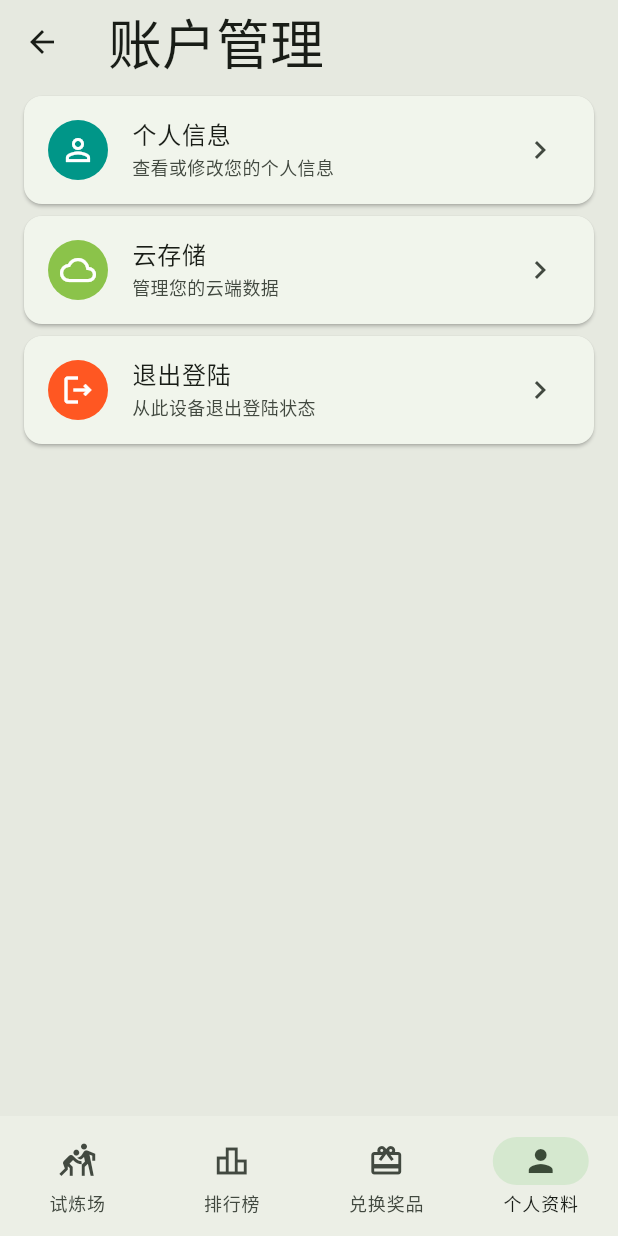
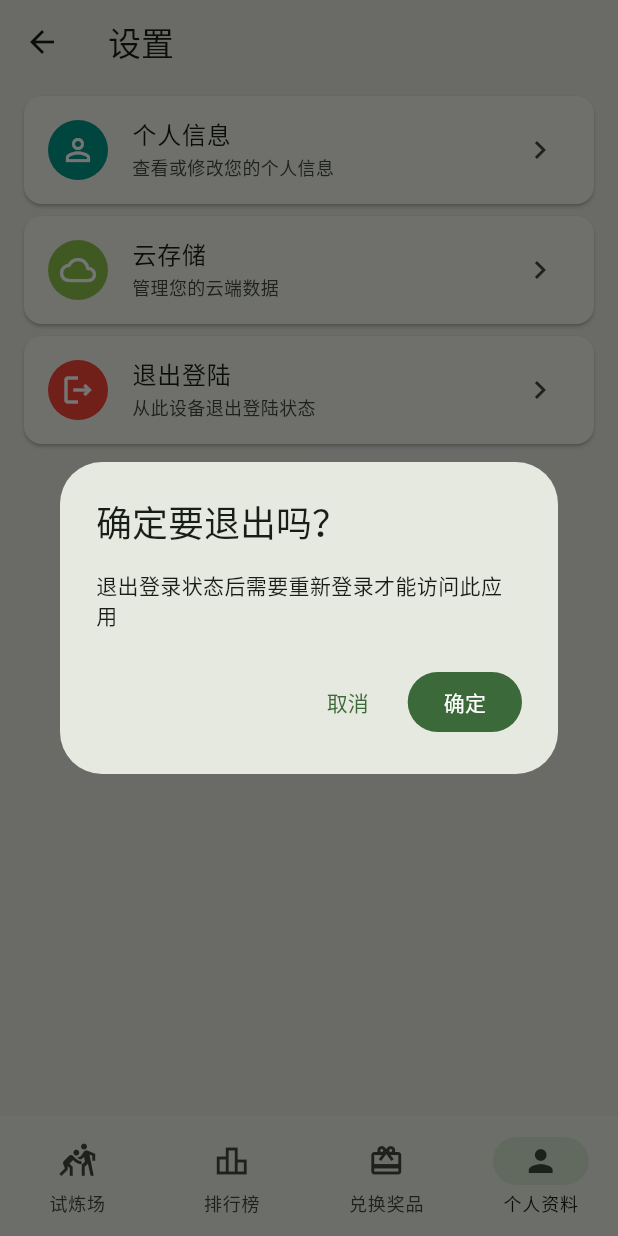
Before and after one commit to k2ane/exam_master-flutter, a Flutter app: the SettingsTemplate screen opened by its route, after a tap on "退出登陆", on a phone screen of 412 x 824 dp. Run offline on Flutter 3.47's test engine with Material 3 defaults, Android fonts, the phone set to English and light mode, and no system bars; our stand-ins replace dio, flutter_easyloading, flutter_riverpod, flutter_secure_storage, flutter_svg, go_router; accounts and stored records are empty; network calls fail.

Commit message:
Refactor profile and settings UI, add user name support
Replaces profile and settings card widgets with a reusable ProfileSettingCardWidget, updates user info to display user name, and adds user name storage in secure storage. Adds new permissions to AndroidManifest, updates API base URL, and introduces login state check logic. Removes unused FunctionCardWidget and cleans up related UI code.

```diff
--- a/lib/router.dart
+++ b/lib/router.dart
@@ -1,6 +1,7 @@
-import 'dart:async';
-
 import 'package:exam_master_flutter/providers/auth_state_provider.dart';
+import 'package:exam_master_flutter/providers/http_cilent_provider.dart';
+import 'package:exam_master_flutter/providers/secure_storage_provider.dart';
+import 'package:exam_master_flutter/respositorys/auth_repository.dart';
 import 'package:exam_master_flutter/views/arena_view.dart';
 import 'package:exam_master_flutter/views/dashboard_view.dart';
 import 'package:exam_master_flutter/views/exam/sequential_exam_view.dart';
@@ -21,7 +22,7 @@ final routerProvider = Provider<GoRouter>((ref) {
   final authNotifier = AuthListener(ref);
   return GoRouter(
     debugLogDiagnostics: true, // 调试模式下显示路由状态
-    initialLocation: '/login', // 默认路由页面
+    initialLocation: '/', // 默认路由页面
     refreshListenable: authNotifier,
     redirect: (context, state) {
       // 获取全局登陆状态
@@ -95,9 +96,9 @@ final routerProvider = Provider<GoRouter>((ref) {
                 builder: (context, state) => const ProfileView(),
                 routes: [
                   GoRoute(
-                    path: '/account',
+                    path: '/settings',
                     builder: (context, state) =>
-                        const SettingsTemplate(pageTitle: '账户管理'),
+                        const SettingsTemplate(pageTitle: '设置'),
                   ),
                   GoRoute(
                     path: '/license',
@@ -121,7 +122,7 @@ final routerProvider = Provider<GoRouter>((ref) {
 
 class AuthListener extends ChangeNotifier {
   AuthListener(Ref ref) {
-    // 🔥 核心：在这里使用 ref.listen 监听 authStateProvider
+    // 在这里使用 ref.listen 监听 authStateProvider
     // 每当 authStateProvider 状态发生变化时，调用 notifyListeners()
     ref.listen<AsyncValue<bool>>(authStateProvider, (previous, next) {
       notifyListeners();
--- a/lib/views/auth/login_view.dart
+++ b/lib/views/auth/login_view.dart
@@ -52,7 +52,9 @@ class _LoginView extends ConsumerState<LoginView> {
                       ? MainAxisAlignment.center
                       : MainAxisAlignment.start,
                   children: [
-                    Row(
+                    Padding(
+                      padding: const EdgeInsetsGeometry.only(top: 48),
+                      child: Row(
                         mainAxisAlignment: MainAxisAlignment.spaceBetween,
                         crossAxisAlignment: CrossAxisAlignment.end,
                         children: [
@@ -88,6 +90,7 @@ class _LoginView extends ConsumerState<LoginView> {
                             ),
                           ),
                         ],
+                      ),
                     ),
 
                     SizedBox(height: 36.0),
@@ -215,6 +218,7 @@ class _LoginView extends ConsumerState<LoginView> {
                                       data.content['token'],
                                       data.content['email'],
                                       data.content['id'],
+                                      data.content['name'],
                                     );
                                     if (context.mounted) {
                                       showMessage(
--- a/lib/views/profile_view.dart
+++ b/lib/views/profile_view.dart
@@ -1,8 +1,7 @@
-import 'package:exam_master_flutter/providers/auth_state_provider.dart';
+import 'package:exam_master_flutter/views/widgets/profile_setting_card_widget.dart';
 import 'package:exam_master_flutter/views/widgets/user_info_card_widget.dart';
 import 'package:flutter/material.dart';
 import 'package:flutter_riverpod/flutter_riverpod.dart';
-import 'package:flutter_svg/flutter_svg.dart';
 import 'package:go_router/go_router.dart';
 
 class ProfileView extends ConsumerStatefulWidget {
@@ -14,87 +13,55 @@ class ProfileView extends ConsumerStatefulWidget {
 class _ProfileView extends ConsumerState<ProfileView> {
   @override
   Widget build(BuildContext context) {
-    final authState = ref.read(authStateProvider.notifier);
     return Scaffold(
-      appBar: AppBar(title: Text('个人资料'), centerTitle: false),
+      appBar: AppBar(
+        title: Text('个人资料'),
+        centerTitle: false,
+        actionsPadding: EdgeInsets.symmetric(horizontal: 16),
+        actions: [
+          IconButton.filled(
+            onPressed: () {
+              ScaffoldMessenger.of(context).clearSnackBars();
+              ScaffoldMessenger.of(
+                context,
+              ).showSnackBar(SnackBar(content: Text('功能暂未提供')));
+            },
+            icon: Icon(Icons.palette_outlined),
+            color: Theme.of(context).colorScheme.onPrimary,
+          ),
+        ],
+      ),
       body: ListView(
         padding: EdgeInsets.all(16.0),
         children: [
           UserInfoCardWidget(),
           SizedBox(height: 12),
-          Card(
-            margin: EdgeInsets.all(0),
-            clipBehavior: Clip.antiAlias,
-            child: ListTile(
-              onTap: () => context.go('/profile/account'),
-              leading: CircleAvatar(
-                backgroundColor: Colors.teal,
-                foregroundColor: Colors.white,
-                child: Icon(Icons.account_box_outlined),
-              ),
-              title: Text('账户管理'),
-              subtitle: Text(
-                '管理您的账户',
-                style: TextStyle().copyWith(fontSize: 12),
-              ),
-              trailing: Icon(Icons.chevron_right_outlined),
-            ),
+          ProfileSettingCardWidget(
+            title: '设置',
+            description: '系统及账户设置',
+            ontap: () => context.go('/profile/settings'),
+            icon: Icon(Icons.settings_outlined),
+            iconBackground: Colors.indigo,
           ),
           SizedBox(height: 8),
-          Card(
-            margin: EdgeInsets.all(0),
-            clipBehavior: Clip.antiAlias,
-            child: ListTile(
-              onTap: () {},
-              leading: CircleAvatar(
-                backgroundColor: Colors.purple,
-                foregroundColor: Colors.white,
-                child: Icon(Icons.timeline_outlined),
-              ),
-              title: Text('答题统计'),
-              subtitle: Text(
-                '查看您的所有答题记录',
-                style: TextStyle().copyWith(fontSize: 12),
-              ),
-              trailing: Icon(Icons.chevron_right_outlined),
-            ),
+          ProfileSettingCardWidget(
+            title: '帮助与反馈',
+            description: '反馈使用过程中的问题',
+            icon: Icon(Icons.help_outline),
+            iconBackground: Colors.orange.shade600,
+            ontap: () {
+              ScaffoldMessenger.of(context).clearSnackBars();
+              ScaffoldMessenger.of(
+                context,
+              ).showSnackBar(SnackBar(content: Text('功能暂未提供')));
+            },
           ),
           SizedBox(height: 8),
-          Card(
-            margin: EdgeInsets.all(0),
-            clipBehavior: Clip.antiAlias,
-            child: ListTile(
-              onTap: () {},
-              leading: CircleAvatar(
-                backgroundColor: Colors.blue,
-                foregroundColor: Colors.white,
-                child: Icon(Icons.support_agent),
-              ),
-              title: Text('海邦助手'),
-              subtitle: Text(
-                '查看您的助手使用情况',
-                style: TextStyle().copyWith(fontSize: 12),
-              ),
-              trailing: Icon(Icons.chevron_right_outlined),
-            ),
-          ),
-          SizedBox(height: 8),
-          Card(
-            margin: EdgeInsets.all(0),
-            clipBehavior: Clip.antiAlias,
-            child: ListTile(
-              onTap: () {
-                authState.logout();
-              },
-              leading: CircleAvatar(
-                backgroundColor: Colors.orange,
-                foregroundColor: Colors.white,
-                child: Icon(Icons.support_agent),
-              ),
-              title: Text('退出'),
-              subtitle: Text('退出登陆', style: TextStyle().copyWith(fontSize: 12)),
-              trailing: Icon(Icons.chevron_right_outlined),
-            ),
+          ProfileSettingCardWidget(
+            title: '关于',
+            description: 'v1.0.0 build5',
+            icon: Icon(Icons.info_outline),
+            iconBackground: Colors.grey.shade600,
           ),
         ],
       ),
--- /dev/null
+++ b/lib/views/widgets/profile_setting_card_widget.dart
@@ -0,0 +1,63 @@
+import 'package:flutter/material.dart';
+import 'package:flutter_riverpod/flutter_riverpod.dart';
+
+class ProfileSettingCardWidget extends ConsumerWidget {
+  final String title;
+  final String description;
+  final Icon? icon;
+  final Color? iconBackground;
+  final Color? iconForeground;
+  final void Function()? ontap;
+  const ProfileSettingCardWidget({
+    super.key,
+    required this.title,
+    this.icon,
+    this.iconBackground,
+    this.iconForeground,
+    required this.description,
+    this.ontap,
+  });
+  @override
+  Widget build(BuildContext context, WidgetRef ref) {
+    return Card(
+      margin: EdgeInsets.all(0),
+      clipBehavior: Clip.antiAlias,
+      child: ListTile(
+        onTap: ontap ?? () {},
+        leading: CircleAvatar(
+          backgroundColor: iconBackground ?? Colors.purple,
+          foregroundColor: iconForeground ?? Colors.white,
+          child: icon ?? Icon(Icons.timeline_outlined),
+        ),
+        title: Text(title),
+        subtitle: Text(description, style: TextStyle().copyWith(fontSize: 12)),
+        trailing: Icon(Icons.chevron_right_outlined),
+      ),
+    );
+  }
+}
+
+Future<dynamic> showlogoutDialog(
+  BuildContext context,
+  void Function()? ontap,
+) async {
+  showDialog(
+    barrierDismissible: false,
+    context: context,
+    builder: (context) {
+      return AlertDialog(
+        title: Text('确定要退出吗？'),
+        content: Text('退出登录状态后需要重新登录才能访问此应用'),
+        actions: [
+          TextButton(
+            onPressed: () {
+              Navigator.pop(context, 'Cancel');
+            },
+            child: Text('取消'),
+          ),
+          FilledButton(onPressed: ontap ?? () => {}, child: Text('确定')),
+        ],
+      );
+    },
+  );
+}
--- a/lib/views/widgets/settings_template.dart
+++ b/lib/views/widgets/settings_template.dart
@@ -1,3 +1,5 @@
+import 'package:exam_master_flutter/providers/auth_state_provider.dart';
+import 'package:exam_master_flutter/views/widgets/profile_setting_card_widget.dart';
 import 'package:flutter/material.dart';
 import 'package:flutter_riverpod/flutter_riverpod.dart';
 
@@ -6,71 +8,43 @@ class SettingsTemplate extends ConsumerWidget {
   const SettingsTemplate({super.key, required this.pageTitle});
   @override
   Widget build(BuildContext context, WidgetRef ref) {
+    final authState = ref.read(authStateProvider.notifier);
     return Scaffold(
-      appBar: AppBar(
-        title: Text('账户管理', style: TextStyle(fontSize: 36)),
-        centerTitle: false,
-      ),
+      appBar: AppBar(title: Text(pageTitle), centerTitle: false),
       body: Padding(
         padding: const EdgeInsets.symmetric(horizontal: 16),
         child: ListView(
           children: [
             SizedBox(height: 8),
-            Card(
-              margin: EdgeInsets.all(0),
-              clipBehavior: Clip.antiAlias,
-              child: ListTile(
-                onTap: () {},
-                leading: CircleAvatar(
-                  backgroundColor: Colors.teal,
-                  foregroundColor: Colors.white,
-                  child: Icon(Icons.person_outline),
-                ),
-                title: Text('个人信息'),
-                subtitle: Text(
-                  '查看或修改您的个人信息',
-                  style: TextStyle().copyWith(fontSize: 12),
-                ),
-                trailing: Icon(Icons.chevron_right_outlined),
-              ),
+            ProfileSettingCardWidget(
+              title: '个人信息',
+              description: '查看或修改您的个人信息',
+              icon: Icon(Icons.person_outline),
+              iconBackground: Colors.teal,
+              iconForeground: Colors.white,
             ),
             SizedBox(height: 8),
-            Card(
-              margin: EdgeInsets.all(0),
-              clipBehavior: Clip.antiAlias,
-              child: ListTile(
-                onTap: () {},
-                leading: CircleAvatar(
-                  backgroundColor: Colors.lightGreen,
-                  foregroundColor: Colors.white,
-                  child: Icon(Icons.cloud_outlined),
-                ),
-                title: Text('云存储'),
-                subtitle: Text(
-                  '管理您的云端数据',
-                  style: TextStyle().copyWith(fontSize: 12),
-                ),
-                trailing: Icon(Icons.chevron_right_outlined),
-              ),
+            ProfileSettingCardWidget(
+              title: '云存储',
+              description: '管理您的云端数据',
+              icon: Icon(Icons.cloud_outlined),
+              iconBackground: Colors.lightGreen,
+              iconForeground: Colors.white,
+              ontap: () {
+                ScaffoldMessenger.of(context).clearSnackBars();
+                ScaffoldMessenger.of(
+                  context,
+                ).showSnackBar(SnackBar(content: Text('功能暂未提供')));
+              },
             ),
             SizedBox(height: 8),
-            Card(
-              margin: EdgeInsets.all(0),
-              clipBehavior: Clip.antiAlias,
-              child: ListTile(
-                onTap: () {},
-                leading: CircleAvatar(
-                  backgroundColor: Colors.deepOrange,
-                  foregroundColor: Colors.white,
-                  child: Icon(Icons.logout_outlined),
-                ),
-                title: Text('退出登陆'),
-                subtitle: Text(
-                  '从此设备退出登陆状态',
-                  style: TextStyle().copyWith(fontSize: 12),
-                ),
-                trailing: Icon(Icons.chevron_right_outlined),
-              ),
+            ProfileSettingCardWidget(
+              title: '退出登陆',
+              description: '从此设备退出登陆状态',
+              icon: Icon(Icons.logout_outlined),
+              iconBackground: Colors.red,
+              iconForeground: Colors.white,
+              ontap: () => showlogoutDialog(context, () => authState.logout()),
             ),
           ],
         ),
--- a/lib/views/widgets/user_info_card_widget.dart
+++ b/lib/views/widgets/user_info_card_widget.dart
@@ -28,7 +28,7 @@ class UserInfoCardWidget extends ConsumerWidget {
                   ),
                   SizedBox(width: 8),
                   Text(
-                    data.email,
+                    data.name,
                     style: TextStyle().copyWith(
                       fontSize: 32,
                       // fontWeight: FontWeight.bold,
@@ -40,7 +40,7 @@ class UserInfoCardWidget extends ConsumerWidget {
               Row(
                 children: [
                   Chip(
-                    avatar: Icon(Icons.workspace_premium_outlined),
+                    avatar: Icon(Icons.public_outlined),
                     label: Text(
                       data.id,
                       style: TextStyle().copyWith(fontSize: 12),
@@ -48,7 +48,7 @@ class UserInfoCardWidget extends ConsumerWidget {
                   ),
                   SizedBox(width: 4),
                   Chip(
-                    avatar: Icon(Icons.people_outlined),
+                    avatar: Icon(Icons.groups_outlined),
                     label: Text(
                       '员工',
                       style: TextStyle().copyWith(fontSize: 12),
```
Also changed, not shown: lib/models/user_model.dart (+17 -0 lines), lib/providers/auth_state_provider.dart (+23 -1 lines), lib/providers/http_cilent_provider.dart (+4 -3 lines), lib/providers/secure_storage_provider.dart (+16 -0 lines), lib/providers/user_info_provider.dart (+8 -2 lines), lib/respositorys/auth_repository.dart (+10 -0 lines), lib/views/widgets/arena_card_widget.dart (+0 -15 lines), lib/views/widgets/function_card_widget.dart (deleted, +0 -79 lines), lib/views/widgets/phone_scaffold_with_navigationbar.dart (+20 -4 lines), 2 other files. Lines whose indentation alone changed are shown as unchanged.
